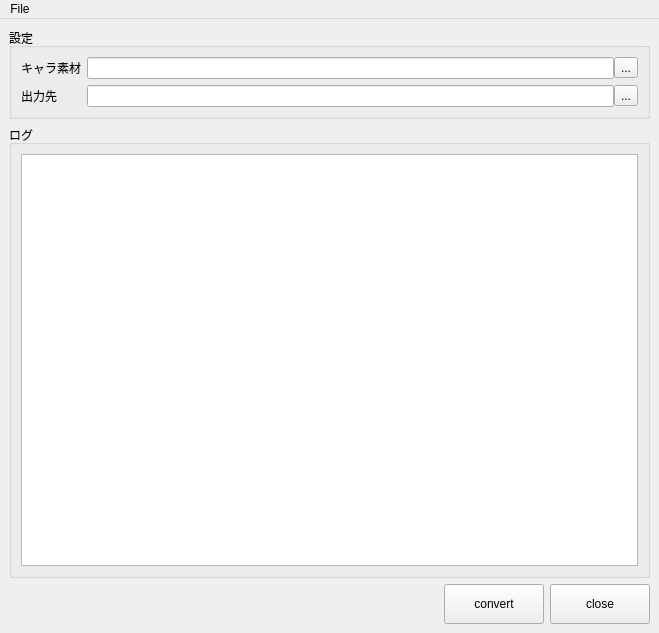
Above: library/python/yukkuri_utility/tool/chara2ymm4/chara2ymm4.ui from nakano000/ymm4_utility before the change. Below: the same form after it.
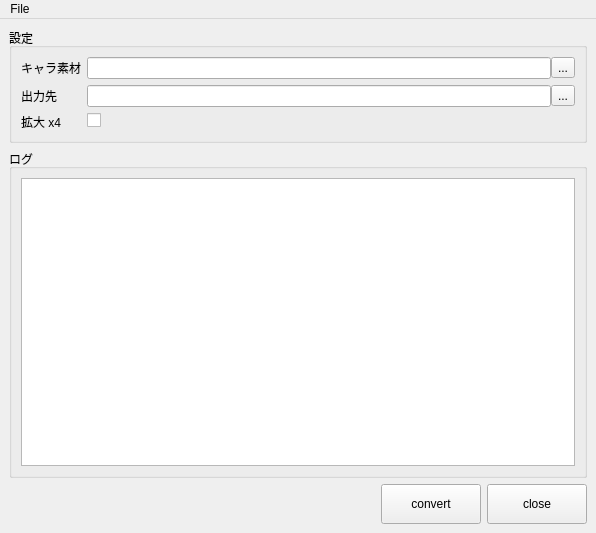
That is the form after the change. Custom widgets are drawn as their Qt base class.

Commit message: 拡大機能追加

Diff of the .ui file:
```diff
--- a/library/python/yukkuri_utility/tool/chara2ymm4/chara2ymm4.ui
+++ b/library/python/yukkuri_utility/tool/chara2ymm4/chara2ymm4.ui
@@ -6,19 +6,23 @@
    <rect>
     <x>0</x>
     <y>0</y>
-    <width>659</width>
-    <height>633</height>
+    <width>596</width>
+    <height>533</height>
    </rect>
   </property>
   <property name="windowTitle">
    <string>MainWindow</string>
   </property>
   <widget class="QWidget" name="centralwidget">
-   <layout class="QVBoxLayout" name="verticalLayout_3">
-    <item>
-     <layout class="QHBoxLayout" name="horizontalLayout_4">
+   <layout class="QVBoxLayout" name="verticalLayout_2">
       <item>
        <widget class="QGroupBox" name="groupBox">
+      <property name="sizePolicy">
+       <sizepolicy hsizetype="Preferred" vsizetype="Maximum">
+        <horstretch>0</horstretch>
+        <verstretch>0</verstretch>
+       </sizepolicy>
+      </property>
         <property name="title">
          <string>設定</string>
         </property>
@@ -71,10 +75,22 @@
            </item>
           </layout>
          </item>
-        </layout>
-       </widget>
-      </item>
-     </layout>
+       <item row="2" column="0">
+        <widget class="QLabel" name="label">
+         <property name="text">
+          <string>拡大 x4</string>
+         </property>
+        </widget>
+       </item>
+       <item row="2" column="1">
+        <widget class="QCheckBox" name="scaleCheckBox">
+         <property name="text">
+          <string/>
+         </property>
+        </widget>
+       </item>
+      </layout>
+     </widget>
     </item>
     <item>
      <widget class="QGroupBox" name="groupBox_2">
@@ -157,7 +173,7 @@
     <rect>
      <x>0</x>
      <y>0</y>
-     <width>659</width>
+     <width>596</width>
      <height>21</height>
     </rect>
    </property>
```
Lines whose indentation alone changed are shown as unchanged. The commit also changes 4 other files.
